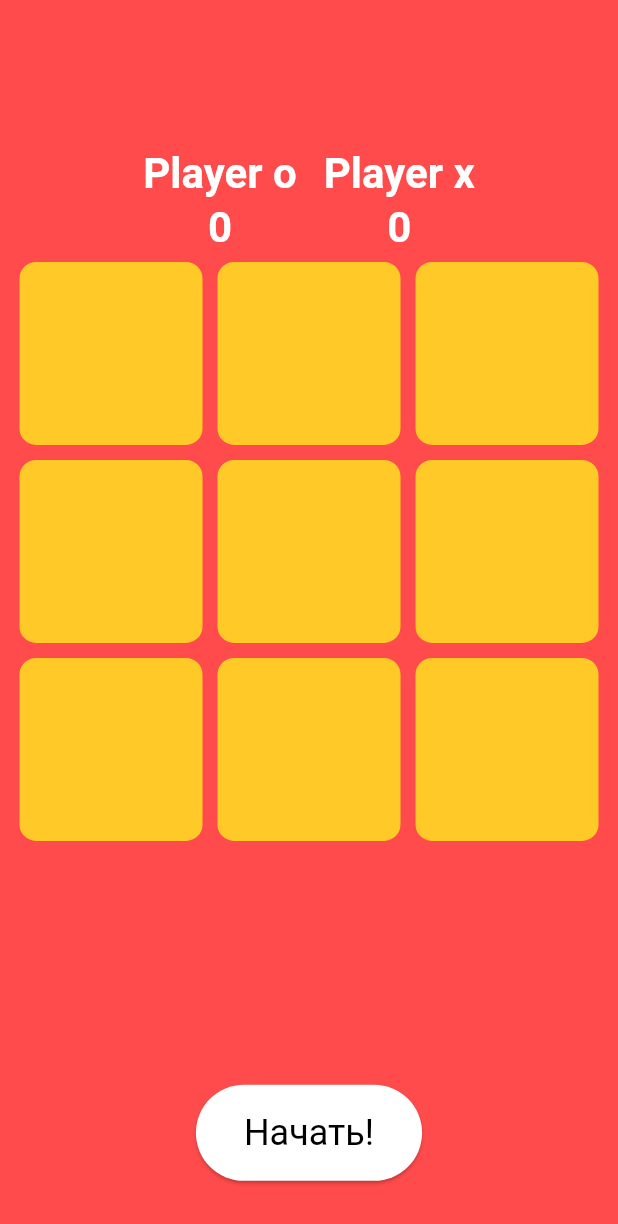
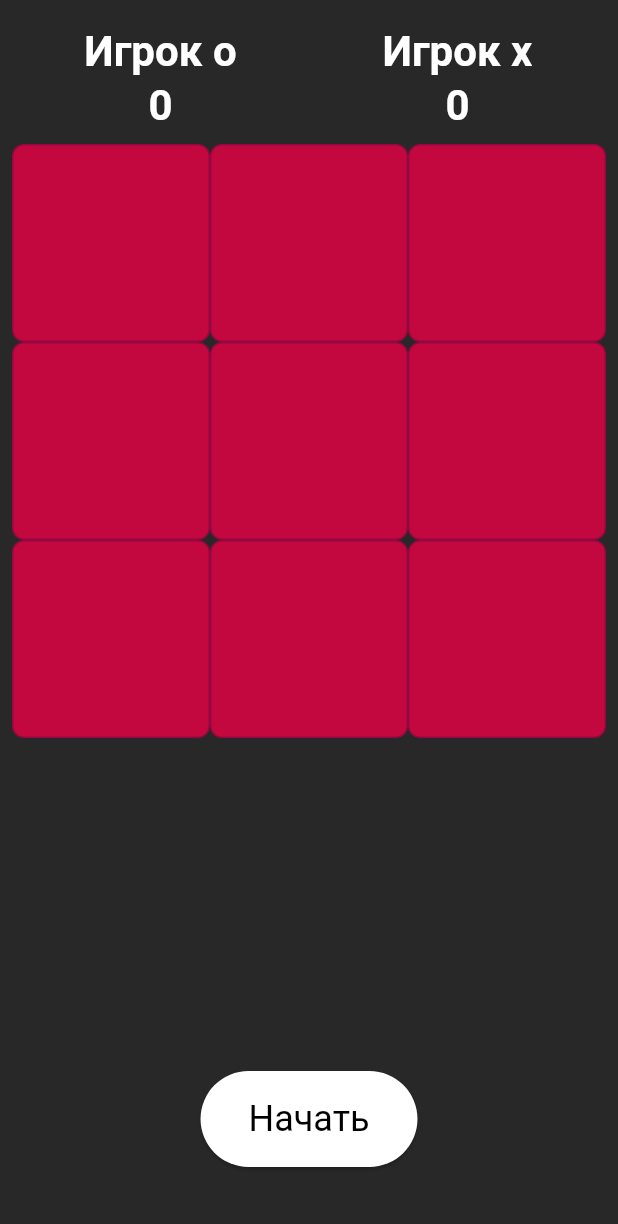
Before and after one commit to Rast4m4n/tick_tac_toe_game, a Flutter app: the screen it shows after launch, on a phone screen of 412 x 824 dp. Shown: the top 1224 px of the screen. Run offline on Flutter 3.47's test engine with Material 2 defaults, Android fonts, the phone set to English and light mode, and no system bars; our stand-ins replace google_fonts; Roboto replaces fonts that are missing (Coiny).

Commit message:
Переписал колорит приложения, добавил иконку и перевёл на русский название приложения

```diff
--- a/lib/logic/logic_game.dart
+++ b/lib/logic/logic_game.dart
@@ -12,7 +12,6 @@ class LogicGame extends ChangeNotifier {
   int filledBoxes = 0;
   String resultDeclaration = '';
   bool winnerFound = false;
-  int attempts = 0;
 
   static const maxSeconds = 30;
   int seconds = 30;
--- a/lib/ui/screens/game.dart
+++ b/lib/ui/screens/game.dart
@@ -1,5 +1,4 @@
 import 'package:flutter/material.dart';
-import 'package:google_fonts/google_fonts.dart';
 import 'package:provider/provider.dart';
 import 'package:tick_tac_toe_game/ui/themes/app_colors.dart';
 import 'package:tick_tac_toe_game/logic/logic_game.dart';
@@ -12,7 +11,7 @@ class GameScreen extends StatelessWidget {
   @override
   Widget build(BuildContext context) {
     return Scaffold(
-      backgroundColor: AppColors.primaryColor,
+      backgroundColor: Theme.of(context).scaffoldBackgroundColor,
       body: SafeArea(
         child: Padding(
           padding: const EdgeInsets.all(8.0),
@@ -20,7 +19,9 @@ class GameScreen extends StatelessWidget {
             create: (_) => LogicGame(),
             child: Column(
               children: const [
+                SizedBox(height: AppPaddings.low),
                 _ScoreWidget(),
+                SizedBox(height: AppPaddings.low),
                 PlayingFieldWidget(),
                 _StartGameWidget(),
               ],
@@ -37,15 +38,15 @@ class _ScoreWidget extends StatelessWidget {
 
   @override
   Widget build(BuildContext context) {
-    return Expanded(
-      child: Row(
-        mainAxisAlignment: MainAxisAlignment.center,
-        children: [
-          Column(
+    return Row(
+      mainAxisAlignment: MainAxisAlignment.center,
+      children: [
+        Expanded(
+          child: Column(
             mainAxisAlignment: MainAxisAlignment.end,
             children: [
               Text(
-                'Player o',
+                'Игрок о',
                 style: Theme.of(context).textTheme.headlineMedium,
               ),
               Text(
@@ -54,12 +55,13 @@ class _ScoreWidget extends StatelessWidget {
               ),
             ],
           ),
-          const SizedBox(width: AppPaddings.hight),
-          Column(
+        ),
+        Expanded(
+          child: Column(
             mainAxisAlignment: MainAxisAlignment.end,
             children: [
               Text(
-                'Player x',
+                'Игрок х',
                 style: Theme.of(context).textTheme.headlineMedium,
               ),
               Text(
@@ -68,8 +70,8 @@ class _ScoreWidget extends StatelessWidget {
               ),
             ],
           ),
-        ],
-      ),
+        ),
+      ],
     );
   }
 }
@@ -95,14 +97,11 @@ class PlayingFieldWidget extends StatelessWidget {
             },
             child: Container(
               decoration: BoxDecoration(
-                borderRadius: BorderRadius.circular(16),
-                border: Border.all(
-                  width: 5,
-                  color: AppColors.primaryColor,
-                ),
+                borderRadius: BorderRadius.circular(8),
+                border: Border.all(color: AppColors.secondaryColor),
                 color: context.watch<LogicGame>().matchedIndexes.contains(index)
-                    ? Colors.blue
-                    : AppColors.secondaryColor,
+                    ? AppColors.secondaryColor
+                    : AppColors.primaryColor,
               ),
               child: Center(
                 child: Text(
@@ -130,8 +129,8 @@ class _StartGameWidget extends StatelessWidget {
 
     return isRunning
         ? SizedBox(
-            width: 100,
-            height: 100,
+            width: 75,
+            height: 75,
             child: Stack(
               fit: StackFit.expand,
               children: [
@@ -140,13 +139,13 @@ class _StartGameWidget extends StatelessWidget {
                       context.watch<LogicGame>().seconds / LogicGame.maxSeconds,
                   valueColor: const AlwaysStoppedAnimation(Colors.white),
                   strokeWidth: 8,
-                  backgroundColor: AppColors.accentColor,
+                  backgroundColor: AppColors.primaryColor,
                 ),
                 Center(
                   child: Text(
                     context.watch<LogicGame>().seconds.toString(),
                     style: Theme.of(context).textTheme.headlineLarge?.copyWith(
-                          fontSize: 48,
+                          fontSize: 28,
                         ),
                   ),
                 ),
@@ -166,9 +165,7 @@ class _StartGameWidget extends StatelessWidget {
               ),
             ),
             child: Text(
-              context.watch<LogicGame>().attempts == 0
-                  ? 'Начать!'
-                  : 'Играть заново!',
+              'Начать',
               style: Theme.of(context).textTheme.headlineSmall?.copyWith(
                     color: AppColors.black,
                   ),
@@ -179,7 +176,6 @@ class _StartGameWidget extends StatelessWidget {
   @override
   Widget build(BuildContext context) {
     return Expanded(
-      flex: 1,
       child: Center(
         child: Column(
           mainAxisAlignment: MainAxisAlignment.center,
--- a/lib/ui/themes/app_colors.dart
+++ b/lib/ui/themes/app_colors.dart
@@ -4,7 +4,8 @@ class AppColors {
   static const black = Colors.black;
   static const white = Colors.white;
 
-  static const primaryColor = Color(0xFFff4b4b);
-  static const secondaryColor = Color(0xFFffca27);
-  static const accentColor = Color(0xFF4169e8);
+  static const bgColorDark = Color(0xFF282828);
+
+  static const primaryColor = Color(0xFFC3073F);
+  static const secondaryColor = Color(0xFF950740);
 }
--- a/lib/ui/themes/app_theme.dart
+++ b/lib/ui/themes/app_theme.dart
@@ -4,6 +4,7 @@ import 'package:tick_tac_toe_game/ui/themes/app_colors.dart';
 
 class AppTheme {
   static final light = ThemeData.light(useMaterial3: true).copyWith(
+    scaffoldBackgroundColor: AppColors.bgColorDark,
     textTheme: TextTheme(
       headlineSmall: GoogleFonts.coiny(),
       headlineMedium: GoogleFonts.coiny(
```
Also changed, not shown: pubspec.yaml (+7 -0 lines), assets/app_icon.png (added), pubspec.lock, 27 other files.
